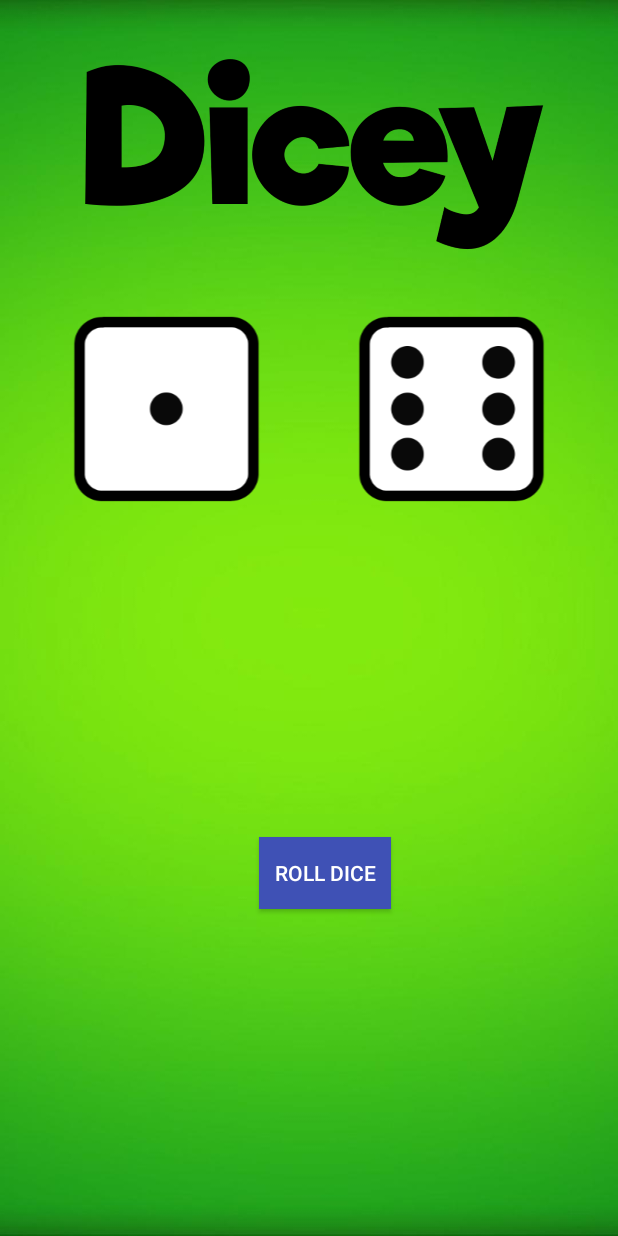
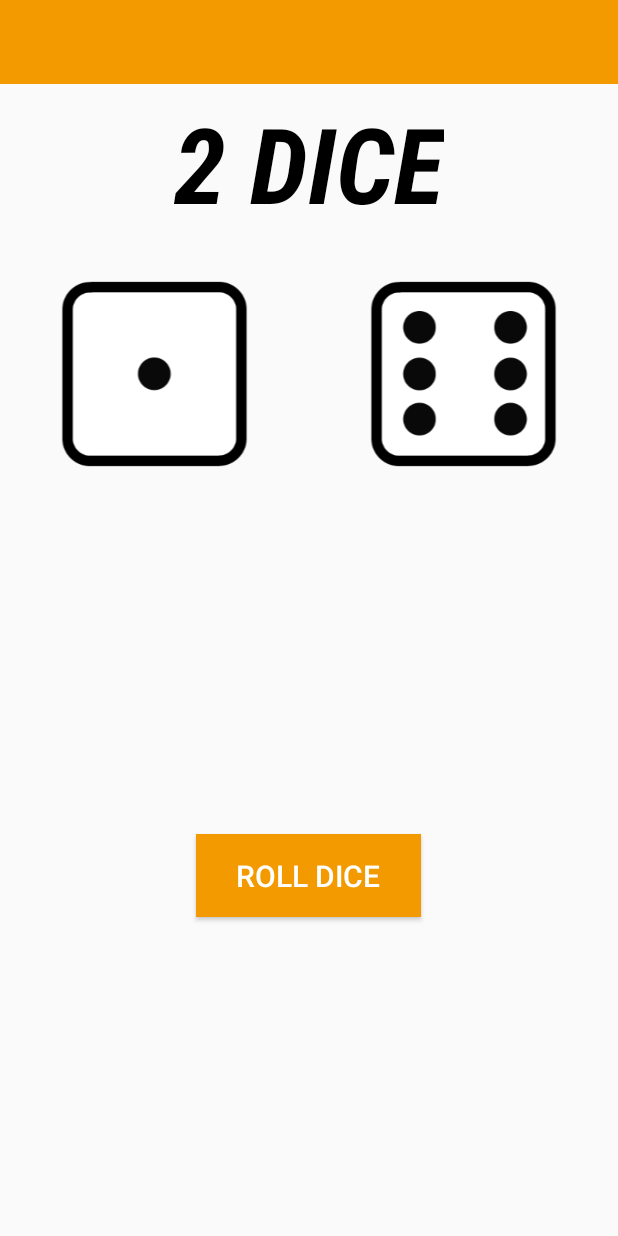
Before and after one commit to pshkrh/dicey, an Android app: the layout activity_main.xml on its own in the app's theme, with its tools: preview values and no code run, on a phone screen of 412 x 824 dp. Run offline under Robolectric (Android 15) with nearby library versions, the phone set to English and light mode, and no system bars.

Commit message:
Add Navigation Menu

```diff
--- a/app/build.gradle
+++ b/app/build.gradle
@@ -21,6 +21,7 @@ android {
 dependencies {
     implementation fileTree(dir: 'libs', include: ['*.jar'])
     implementation 'com.android.support:appcompat-v7:26.1.0'
+    compile 'com.android.support:design:26.1.0'
     implementation 'com.android.support.constraint:constraint-layout:1.0.2'
     testImplementation 'junit:junit:4.12'
     androidTestImplementation 'com.android.support.test:runner:1.0.1'
--- a/app/src/main/AndroidManifest.xml
+++ b/app/src/main/AndroidManifest.xml
@@ -6,17 +6,18 @@
         android:allowBackup="true"
         android:icon="@mipmap/ic_launcher"
         android:label="@string/app_name"
+        android:logo="@drawable/textlogo"
         android:roundIcon="@mipmap/ic_launcher_round"
         android:supportsRtl="true"
-        android:logo="@drawable/textlogo"
         android:theme="@style/AppTheme">
-        <activity android:name=".MainActivity">
+        <activity android:name=".HomeActivity">
             <intent-filter>
                 <action android:name="android.intent.action.MAIN" />
 
                 <category android:name="android.intent.category.LAUNCHER" />
             </intent-filter>
         </activity>
+        <activity android:name=".MainActivity"></activity>
     </application>
 
 </manifest>
--- a/app/src/main/res/layout/activity_main.xml
+++ b/app/src/main/res/layout/activity_main.xml
@@ -1,24 +1,47 @@
 <?xml version="1.0" encoding="utf-8"?>
-<LinearLayout xmlns:app="http://schemas.android.com/apk/res-auto"
+
+<android.support.v4.widget.DrawerLayout
+    xmlns:android="http://schemas.android.com/apk/res/android"
+    xmlns:tools="http://schemas.android.com/tools"
+    xmlns:app="http://schemas.android.com/apk/res-auto"
+    android:id="@+id/nav"
+    android:layout_width="match_parent"
+    android:layout_height="match_parent"
+    tools:context=".MainActivity"
+    android:fitsSystemWindows="true"
+    tools:openDrawer="start">
+
+
+
+
+
+
+    <LinearLayout
+        xmlns:app="http://schemas.android.com/apk/res-auto"
         android:id="@+id/activity_main"
         xmlns:android="http://schemas.android.com/apk/res/android"
         xmlns:tools="http://schemas.android.com/tools"
         android:layout_width="match_parent"
         android:layout_height="match_parent"
-    android:paddingLeft="16dp"
-    android:paddingRight="16dp"
-    android:paddingTop="16dp"
-    android:paddingBottom="16dp"
         android:orientation="vertical"
-   android:background="@drawable/background"
-    tools:context=".MainActivity">
+
+        tools:context=".MainActivity" >
+    <!-- android:background="@drawable/background" -->
+
+        <include
+            layout="@layout/nav_actionbar"
+            android:layout_width="match_parent"
+            android:layout_height="wrap_content"
+
+            />
 
         <RelativeLayout
             android:layout_width="match_parent"
             android:layout_height="wrap_content">
 
-        <ImageView
-            android:id="@+id/img_textlogo"
+
+            <TextView
+                android:id="@+id/twodicetext"
                 android:layout_width="wrap_content"
                 android:layout_height="wrap_content"
                 android:layout_alignParentTop="true"
@@ -26,7 +49,12 @@
                 android:layout_centerInParent="true"
                 android:layout_centerVertical="true"
                 android:layout_marginTop="6dp"
-            app:srcCompat="@drawable/textlogo" />
+                android:fontFamily="sans-serif-condensed"
+                android:text="2 Dice"
+                android:textAllCaps="true"
+                android:textColor="@android:color/black"
+                android:textSize="70sp"
+                android:textStyle="bold|italic" />
         </RelativeLayout>
 
         <LinearLayout
@@ -54,22 +82,37 @@
 
         <RelativeLayout
             android:layout_width="match_parent"
-        android:layout_height="match_parent"
-        android:layout_alignParentBottom="true"
-        android:layout_alignParentLeft="true"
-        android:layout_alignParentStart="true"
-        android:layout_marginBottom="10dp"
-        android:layout_marginLeft="22dp"
-        android:layout_marginStart="22dp">
+            android:layout_height="match_parent">
 
             <Button
                 android:id="@+id/rollButton"
-            android:layout_width="wrap_content"
-            android:layout_height="wrap_content"
+                android:layout_width="150dp"
+                android:layout_height="55dp"
                 android:layout_centerHorizontal="true"
                 android:layout_centerVertical="true"
-            android:background="@color/colorPrimary"
+                android:layout_centerInParent="true"
+                android:background="@color/diceyOrange"
                 android:text="@string/button_text"
-            android:textColor="@android:color/background_light" />
+                android:textColor="@android:color/background_light"
+                android:textSize="20sp" />
+
+
+
+
         </RelativeLayout>
+
+
     </LinearLayout>
+
+    <android.support.design.widget.NavigationView
+        android:id="@+id/nav_view"
+        android:layout_width="match_parent"
+        android:layout_height="match_parent"
+        android:layout_gravity="start"
+        android:fitsSystemWindows="true"
+        app:headerLayout="@layout/nav_header"
+        app:menu="@menu/nav_menu">
+
+    </android.support.design.widget.NavigationView>
+
+</android.support.v4.widget.DrawerLayout>
--- /dev/null
+++ b/app/src/main/res/layout/nav_actionbar.xml
@@ -0,0 +1,9 @@
+<?xml version="1.0" encoding="utf-8"?>
+<android.support.v7.widget.Toolbar xmlns:android="http://schemas.android.com/apk/res/android"
+    android:id="@+id/nav_actionbar"
+    android:layout_width="match_parent"
+    android:layout_height="wrap_content"
+    android:background="@color/diceyOrange"
+    android:theme="@style/ThemeOverlay.AppCompat.Dark">
+
+</android.support.v7.widget.Toolbar>
--- /dev/null
+++ b/app/src/main/res/menu/nav_menu.xml
@@ -0,0 +1,31 @@
+<?xml version="1.0" encoding="utf-8"?>
+
+<menu xmlns:android="http://schemas.android.com/apk/res/android">
+    <item
+        android:id="@+id/onedice"
+        android:icon="@mipmap/navicon1"
+        android:title="1 Dice">
+
+    </item>
+
+    <item
+        android:id="@+id/twodice"
+        android:icon="@mipmap/navicon2"
+        android:title="2 Dice">
+
+    </item>
+
+    <item
+        android:id="@+id/threedice"
+        android:icon="@mipmap/navicon3"
+        android:title="3 Dice">
+
+    </item>
+
+    <item
+        android:id="@+id/specialdice"
+        android:icon="@mipmap/icon20"
+        android:title="Special Dice">
+
+    </item>
+</menu>
--- a/app/src/main/res/values/colors.xml
+++ b/app/src/main/res/values/colors.xml
@@ -1,6 +1,7 @@
 <?xml version="1.0" encoding="utf-8"?>
 <resources>
     <color name="colorPrimary">#3f51b5</color>
-    <color name="colorPrimaryDark">#303F9F</color>
+    <color name="colorPrimaryDark">#303f9f</color>
     <color name="colorAccent">#FF4081</color>
+    <color name="diceyOrange">#f39a00</color>
 </resources>
--- a/app/src/main/res/values/strings.xml
+++ b/app/src/main/res/values/strings.xml
@@ -1,4 +1,7 @@
 <resources>
     <string name="app_name">Dicey</string>
     <string name="button_text">Roll Dice</string>
+
+    <string name="open">Open</string>
+    <string name="close">Close</string>
 </resources>
--- a/app/src/main/res/values/styles.xml
+++ b/app/src/main/res/values/styles.xml
@@ -1,10 +1,10 @@
 <resources>
 
     <!-- Base application theme. -->
-    <style name="AppTheme" parent="Theme.AppCompat.Light.DarkActionBar">
+    <style name="AppTheme" parent="Theme.AppCompat.Light.NoActionBar">
         <!-- Customize your theme here. -->
         <item name="colorPrimary">@color/colorPrimary</item>
-        <item name="colorPrimaryDark">@color/colorPrimaryDark</item>
+        <item name="colorPrimaryDark">@color/diceyOrange</item>
         <item name="colorAccent">@color/colorAccent</item>
     </style>
 
```
Also changed, not shown: app/src/main/java/com/pshkrh/dicey/MainActivity.java (+58 -1 lines), app/src/main/res/layout/nav_header.xml (added, +35 -0 lines). Lines whose indentation alone changed are shown as unchanged.
